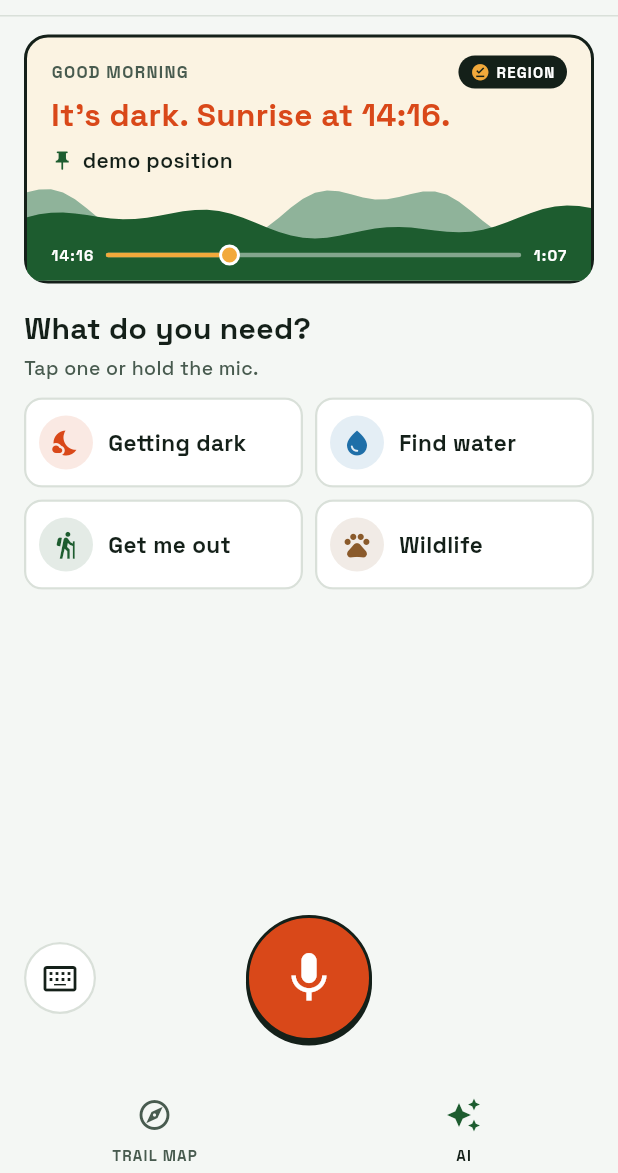
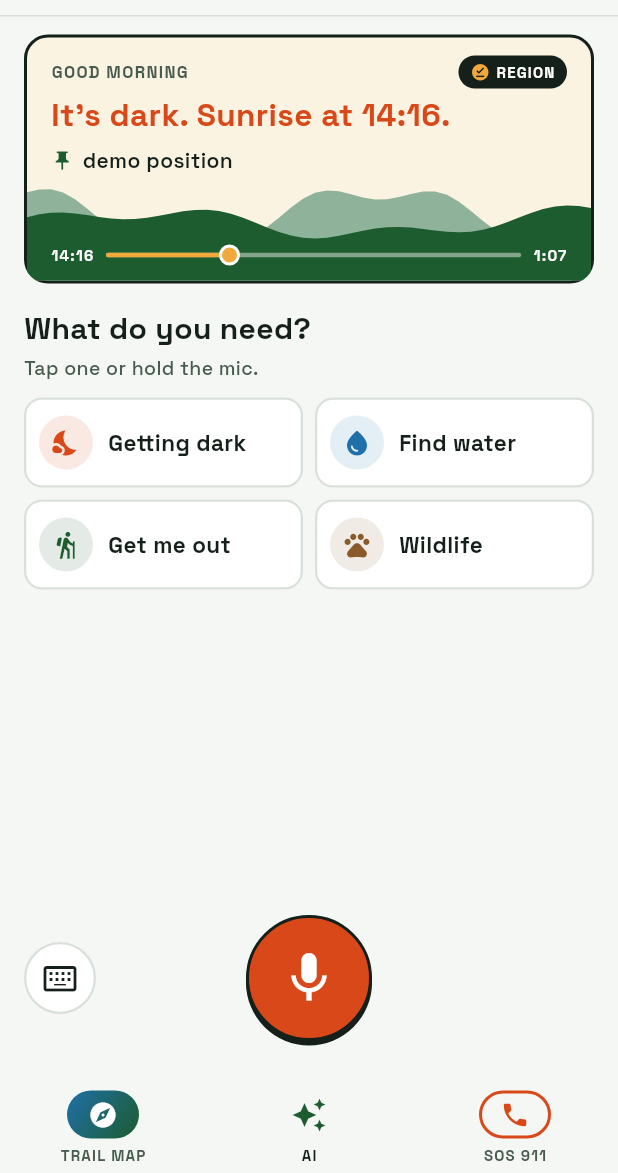
Before and after one commit to KulkarniAnirudh26/gemini-hackathon-survival-app, a Flutter app: the screen it shows after launch, on a phone screen of 412 x 824 dp, the part 63-1236 px from its top. Run offline on Flutter 3.47's test engine with Material 3 defaults, Android fonts, the phone set to English and light mode, and no system bars; our stand-ins replace battery_plus, flutter_map, geolocator, latlong2.

Commit message:
Add SOS 911 call button and gradient Trail Map tab icon
Co-Authored-By: Claude Opus 5.5 <noreply@anthropic.com>

```diff
--- a/lib/main.dart
+++ b/lib/main.dart
@@ -1,6 +1,8 @@
 import 'dart:math' as math;
 
 import 'package:flutter/material.dart';
+import 'package:flutter/services.dart';
+import 'package:url_launcher/url_launcher.dart';
 
 import 'ai/assistant.dart';
 import 'ai/situation.dart';
@@ -49,6 +51,16 @@ class _ShellState extends State<Shell> with WidgetsBindingObserver {
     WidgetsBinding.instance.addObserver(this);
   }
 
+  /// Opens the phone dialer with 911 filled in. Android does not let apps place emergency
+  /// calls themselves, and the extra tap guards against a pocket dial.
+  Future<void> _callSos() async {
+    HapticFeedback.heavyImpact();
+    final ok = await launchUrl(Uri(scheme: 'tel', path: '911'));
+    if (!ok && mounted) {
+      ScaffoldMessenger.of(context).showSnackBar(const SnackBar(content: Text('Could not open the phone app. Dial 911.')));
+    }
+  }
+
   @override
   void didChangeAppLifecycleState(AppLifecycleState state) {
     if (state == AppLifecycleState.paused) widget.location.flush();
@@ -92,17 +104,26 @@ class _ShellState extends State<Shell> with WidgetsBindingObserver {
             padding: EdgeInsets.only(bottom: math.max(0, MediaQuery.paddingOf(context).bottom - 20)),
             child: NavigationBar(
               selectedIndex: _tab,
-              onDestinationSelected: (i) => setState(() => _tab = i),
-              destinations: const [
-                NavigationDestination(
-                  icon: Icon(Icons.explore_outlined, color: kInkMuted),
-                  selectedIcon: Icon(Icons.explore, color: kInk),
-                  label: 'TRAIL MAP',
-                ),
-                NavigationDestination(
+              // the last item is a call button, not a tab
+              onDestinationSelected: (i) => i == 2 ? _callSos() : setState(() => _tab = i),
+              destinations: [
+                const NavigationDestination(icon: _MapIcon(), selectedIcon: _MapIcon(selected: true), label: 'TRAIL MAP'),
+                const NavigationDestination(
                   icon: Icon(Icons.auto_awesome_outlined, color: kInkMuted),
                   selectedIcon: Icon(Icons.auto_awesome, color: kMoss),
                   label: 'AI',
+                ),
+                NavigationDestination(
+                  icon: Container(
+                    width: 48,
+                    height: 32,
+                    decoration: BoxDecoration(
+                      borderRadius: BorderRadius.circular(16),
+                      border: Border.all(color: kClay, width: 2),
+                    ),
+                    child: const Icon(Icons.phone, color: kClay, size: 20),
+                  ),
+                  label: 'SOS 911',
                 ),
               ],
             ),
@@ -152,3 +173,21 @@ class _Header extends StatelessWidget {
     ),
   );
 }
+
+/// Trail Map tab icon: a water-to-moss gradient pill, the same size as the SOS button.
+class _MapIcon extends StatelessWidget {
+  final bool selected;
+  const _MapIcon({this.selected = false});
+
+  @override
+  Widget build(BuildContext context) => Container(
+    width: 48,
+    height: 32,
+    decoration: BoxDecoration(
+      gradient: const LinearGradient(begin: Alignment.topLeft, end: Alignment.bottomRight, colors: [kWater, kMoss]),
+      borderRadius: BorderRadius.circular(16),
+      border: selected ? Border.all(color: kInk, width: 2) : null,
+    ),
+    child: const Icon(Icons.explore, color: kCard, size: 20),
+  );
+}
--- a/pubspec.yaml
+++ b/pubspec.yaml
@@ -40,6 +40,7 @@ dependencies:
   battery_plus: ^7.1.2
   path_provider: ^2.1.6
   shared_preferences: ^2.5.6
+  url_launcher: ^6.3.3
 
 dev_dependencies:
   flutter_test:
```
Also changed, not shown: pubspec.lock.
